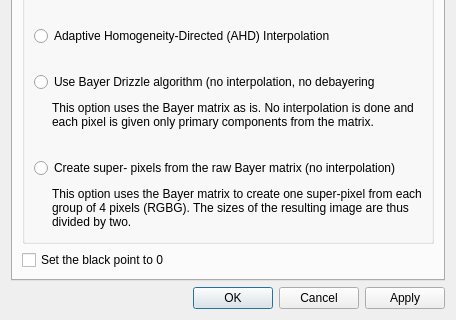
Old version of the form DeepSkyStacker/ui/RawDDPSettings.ui in the repository deepskystacker/DSS; both pictures show x 0 to 456 and y 220 to 540 of the 456 by 540 pixel window.
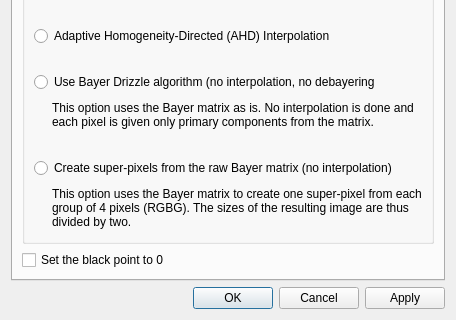
New version of the form. The open tabs and pages were chosen to show the change.

Patch:
```diff
--- a/DeepSkyStacker/ui/RawDDPSettings.ui
+++ b/DeepSkyStacker/ui/RawDDPSettings.ui
@@ -254,7 +254,7 @@
           <item>
            <widget class="QRadioButton" name="superPixels">
             <property name="text">
-             <string>Create super- pixels from the raw Bayer matrix (no interpolation)</string>
+             <string>Create super-pixels from the raw Bayer matrix (no interpolation)</string>
             </property>
            </widget>
           </item>
```
Left out of the diff: 4 changed lines with no effect on the pictures.
